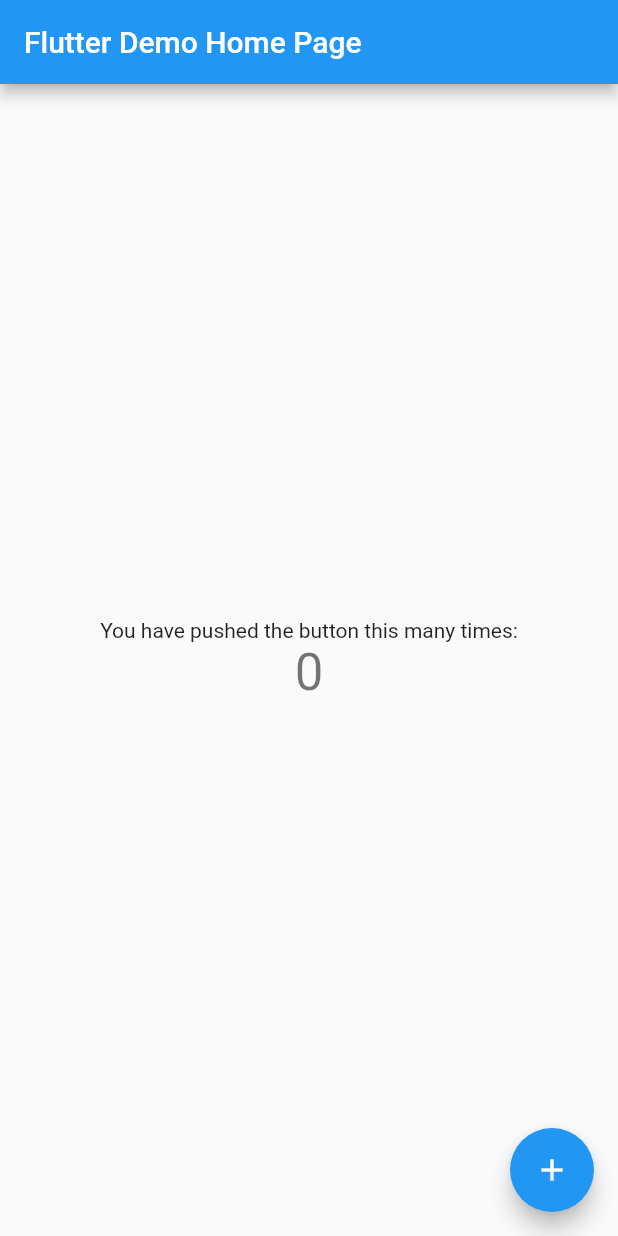
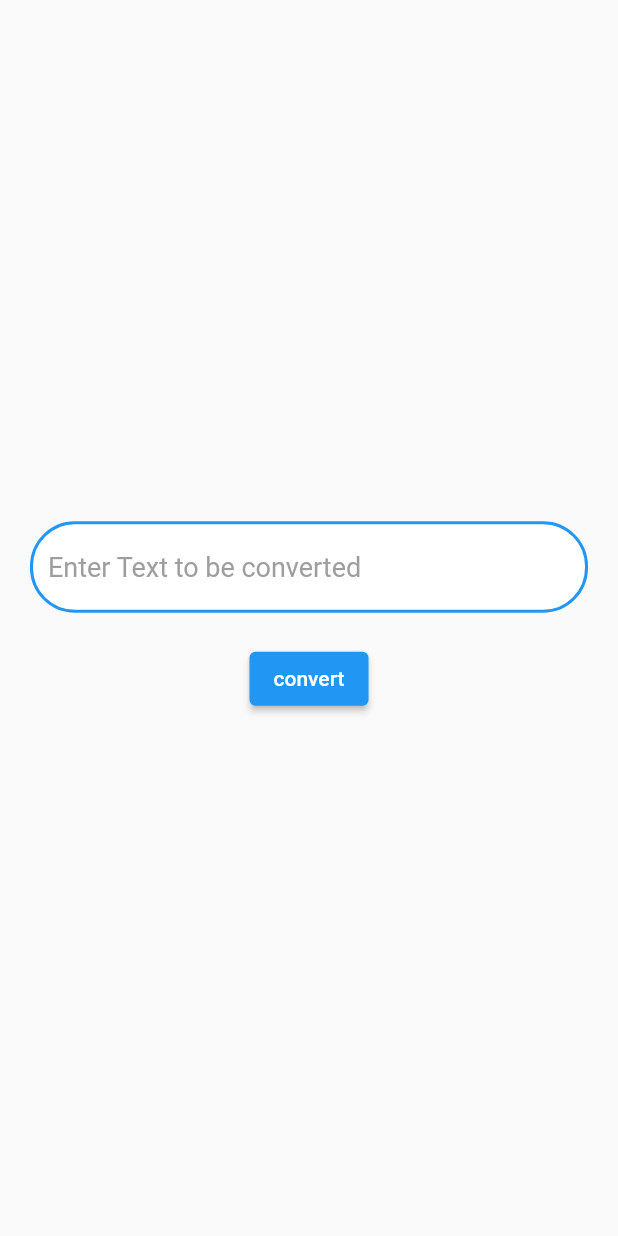
Before and after one commit to winee165/The-Oculus, a Flutter app: the screen it shows after launch, on a phone screen of 412 x 824 dp. Run offline on Flutter 3.47's test engine with Material 2 defaults, Android fonts, the phone set to English and light mode, and no system bars; our stand-ins replace flutter_tts.

Commit message:
text to speech integerated

```diff
--- a/lib/main.dart
+++ b/lib/main.dart
@@ -1,4 +1,5 @@
 import 'package:flutter/material.dart';
+import 'package:oculus/screens/text.dart';
 
 void main() {
   runApp(const MyApp());
@@ -11,7 +12,7 @@
   @override
   Widget build(BuildContext context) {
     return MaterialApp(
-      title: 'Flutter Demo',
+      debugShowCheckedModeBanner: false,
       theme: ThemeData(
         // This is the theme of your application.
         //
@@ -24,92 +25,7 @@
         // is not restarted.
         primarySwatch: Colors.blue,
       ),
-      home: const MyHomePage(title: 'Flutter Demo Home Page'),
+      home: XScreen(),
     );
   }
 }
-
-class MyHomePage extends StatefulWidget {
-  const MyHomePage({Key? key, required this.title}) : super(key: key);
-
-  // This widget is the home page of your application. It is stateful, meaning
-  // that it has a State object (defined below) that contains fields that affect
-  // how it looks.
-
-  // This class is the configuration for the state. It holds the values (in this
-  // case the title) provided by the parent (in this case the App widget) and
-  // used by the build method of the State. Fields in a Widget subclass are
-  // always marked "final".
-
-  final String title;
-
-  @override
-  State<MyHomePage> createState() => _MyHomePageState();
-}
-
-class _MyHomePageState extends State<MyHomePage> {
-  int _counter = 0;
-
-  void _incrementCounter() {
-    setState(() {
-      // This call to setState tells the Flutter framework that something has
-      // changed in this State, which causes it to rerun the build method below
-      // so that the display can reflect the updated values. If we changed
-      // _counter without calling setState(), then the build method would not be
-      // called again, and so nothing would appear to happen.
-      _counter++;
-    });
-  }
-
-  @override
-  Widget build(BuildContext context) {
-    // This method is rerun every time setState is called, for instance as done
-    // by the _incrementCounter method above.
-    //
-    // The Flutter framework has been optimized to make rerunning build methods
-    // fast, so that you can just rebuild anything that needs updating rather
-    // than having to individually change instances of widgets.
-    return Scaffold(
-      appBar: AppBar(
-        // Here we take the value from the MyHomePage object that was created by
-        // the App.build method, and use it to set our appbar title.
-        title: Text(widget.title),
-      ),
-      body: Center(
-        // Center is a layout widget. It takes a single child and positions it
-        // in the middle of the parent.
-        child: Column(
-          // Column is also a layout widget. It takes a list of children and
-          // arranges them vertically. By default, it sizes itself to fit its
-          // children horizontally, and tries to be as tall as its parent.
-          //
-          // Invoke "debug painting" (press "p" in the console, choose the
-          // "Toggle Debug Paint" action from the Flutter Inspector in Android
-          // Studio, or the "Toggle Debug Paint" command in Visual Studio Code)
-          // to see the wireframe for each widget.
-          //
-          // Column has various properties to control how it sizes itself and
-          // how it positions its children. Here we use mainAxisAlignment to
-          // center the children vertically; the main axis here is the vertical
-          // axis because Columns are vertical (the cross axis would be
-          // horizontal).
-          mainAxisAlignment: MainAxisAlignment.center,
-          children: <Widget>[
-            const Text(
-              'You have pushed the button this many times:',
-            ),
-            Text(
-              '$_counter',
-              style: Theme.of(context).textTheme.headline4,
-            ),
-          ],
-        ),
-      ),
-      floatingActionButton: FloatingActionButton(
-        onPressed: _incrementCounter,
-        tooltip: 'Increment',
-        child: const Icon(Icons.add),
-      ), // This trailing comma makes auto-formatting nicer for build methods.
-    );
-  }
-}
--- /dev/null
+++ b/lib/screens/text.dart
@@ -0,0 +1,61 @@
+import 'package:flutter/material.dart';
+import 'package:flutter_tts/flutter_tts.dart';
+
+class XScreen extends StatefulWidget {
+  @override
+  State<XScreen> createState() => _XScreenState();
+}
+
+class _XScreenState extends State<XScreen> {
+  String data = '';
+  final FlutterTts flutterTts = FlutterTts();
+  @override
+  Widget build(BuildContext context) {
+    _speak(String msg, String language) async {
+      await flutterTts.setLanguage(language);
+      await flutterTts.setPitch(1);
+      await flutterTts.speak(msg);
+    }
+
+    return Scaffold(
+      body: Column(
+        mainAxisAlignment: MainAxisAlignment.center,
+        children: [
+          Padding(
+            padding: const EdgeInsets.symmetric(horizontal: 20),
+            child: TextField(
+                decoration: const InputDecoration(
+                  focusedBorder: OutlineInputBorder(
+                    borderRadius: BorderRadius.all(Radius.circular(30.0)),
+                    borderSide: BorderSide(color: Colors.blue, width: 2.5),
+                  ),
+                  filled: true,
+                  fillColor: Colors.white,
+                  enabledBorder: OutlineInputBorder(
+                    borderRadius: BorderRadius.all(Radius.circular(30.0)),
+                    borderSide: BorderSide(color: Colors.blue, width: 2),
+                  ),
+                  hintText: "Enter Text to be converted",
+                  hintStyle: TextStyle(color: Colors.grey, fontSize: 18.0),
+                  border: OutlineInputBorder(
+                    borderRadius: BorderRadius.all(Radius.circular(30.0)),
+                    borderSide: BorderSide(color: Colors.blue, width: 2),
+                  ),
+                ),
+                onChanged: (value) {
+                  data = value;
+                  _speak(data, "en-US");
+                }),
+          ),
+          const SizedBox(height: 20),
+          ElevatedButton(
+            onPressed: () {
+              _speak(data, "en-US");
+            },
+            child: const Text("convert"),
+          ),
+        ],
+      ),
+    );
+  }
+}
--- a/pubspec.yaml
+++ b/pubspec.yaml
@@ -34,6 +34,7 @@
   # The following adds the Cupertino Icons font to your application.
   # Use with the CupertinoIcons class for iOS style icons.
   cupertino_icons: ^1.0.2
+  flutter_tts: ^3.1.0
 
 dev_dependencies:
   flutter_test:
```
Also changed, not shown: pubspec.lock, 1 other file.
